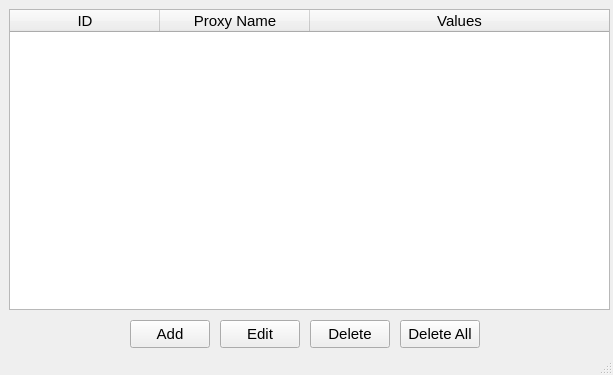
This is rabbit/view/ui/proxies_manager.ui in phongtran0715/shoppingbot as Qt 5 draws it before an edit. The edited form follows.
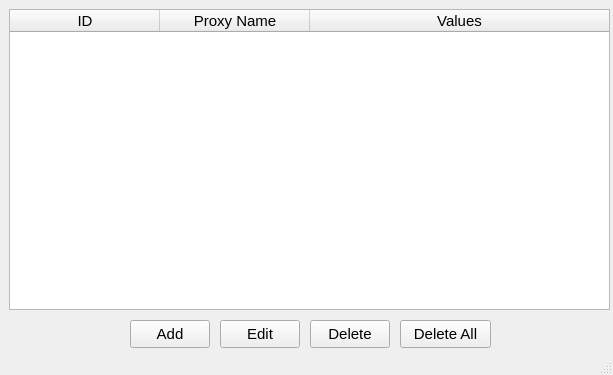
This is the edited form. Icons and pictures are not drawn.

The edit to the form file:
```diff
--- a/rabbit/view/ui/proxies_manager.ui
+++ b/rabbit/view/ui/proxies_manager.ui
@@ -88,7 +88,7 @@
      <rect>
       <x>400</x>
       <y>320</y>
-      <width>80</width>
+      <width>91</width>
       <height>28</height>
      </rect>
     </property>
```
Left out of the diff: 14 changed lines with no effect on the pictures.
